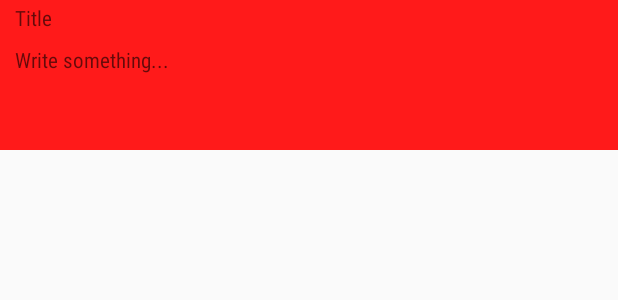
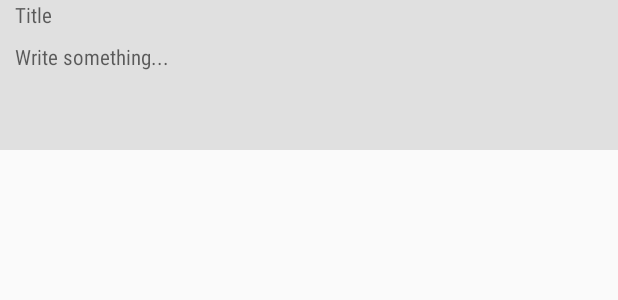
Before and after one commit to nthanhhai2909/Note-Life, an Android app: the layout row_recycleview_activity_main.xml on its own in the app's theme, with its tools: preview values and no code run, on a phone screen of 412 x 824 dp. Shown: the top 300 px of the screen. Run offline under Robolectric (Android 15) with nearby library versions, the phone set to English and light mode, and no system bars.

Commit message:
fix loi sau khi chon searchview thi moi dong trong recycleview bi padding lai. Do setting ko dung layoutMannager

```diff
--- a/app/src/main/res/layout/row_recycleview_activity_main.xml
+++ b/app/src/main/res/layout/row_recycleview_activity_main.xml
@@ -2,7 +2,7 @@
 <LinearLayout xmlns:android="http://schemas.android.com/apk/res/android"
     android:orientation="vertical" android:layout_width="match_parent"
     android:layout_height="100dp"
-    android:background="#ff1a1a"
+    android:background="#E0E0E0"
     android:weightSum="7">
 
     <TextView
@@ -12,10 +12,8 @@
         android:layout_weight="2"
         android:fontFamily="sans-serif-condensed"
         android:hint="Title"
-        android:paddingBottom="2dp"
         android:paddingLeft="10dp"
-        android:paddingRight="10dp"
-        android:paddingTop="2dp" />
+        android:paddingRight="10dp" />
 
     <TextView
         android:id="@+id/textview_content_recycleview_activity"
@@ -23,8 +21,6 @@
         android:layout_height="0dp"
         android:layout_weight="3"
         android:gravity="top"
-        android:paddingTop="2dp"
-        android:paddingBottom="2dp"
         android:paddingLeft="10dp"
         android:paddingRight="10dp"
         android:fontFamily="sans-serif-condensed"
@@ -46,6 +42,7 @@
         android:layout_weight="1"
         android:textSize="5sp"
         android:paddingLeft="10dp"
-        android:paddingRight="10dp"/>
+        android:paddingRight="10dp"
+        android:layout_marginBottom="1dp"/>
 
 </LinearLayout>
```
Also changed, not shown: app/src/main/java/com/example/nthan/notelifeadvance/View/MainActivity.java (+5 -7 lines), app/src/main/res/layout/activity_main.xml (+3 -9 lines).
